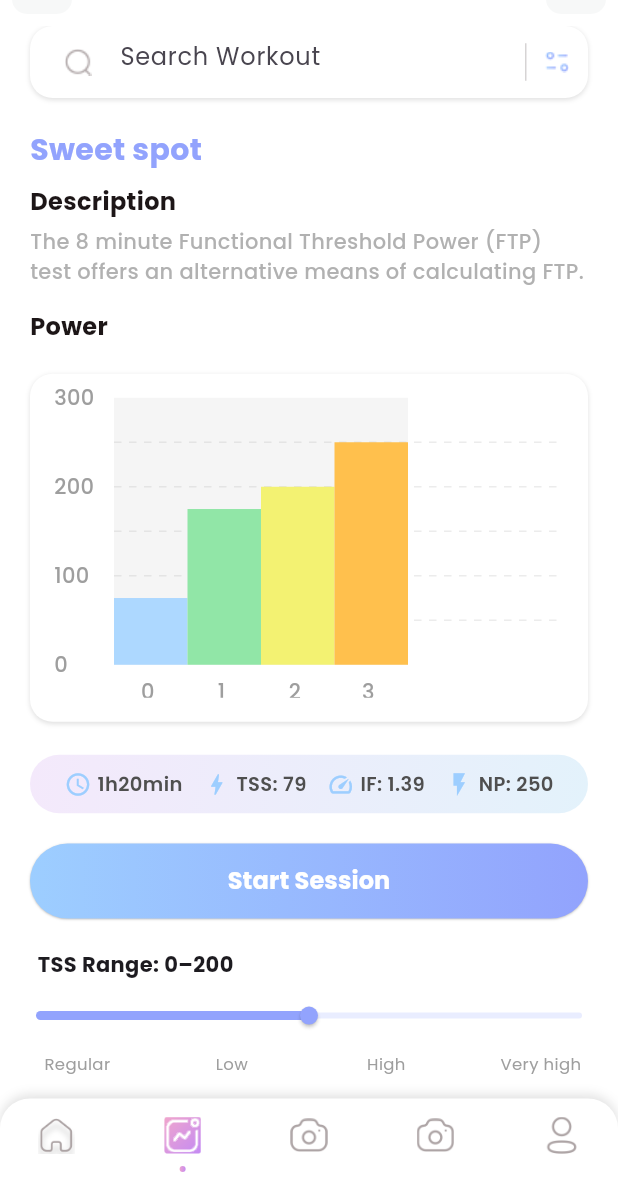
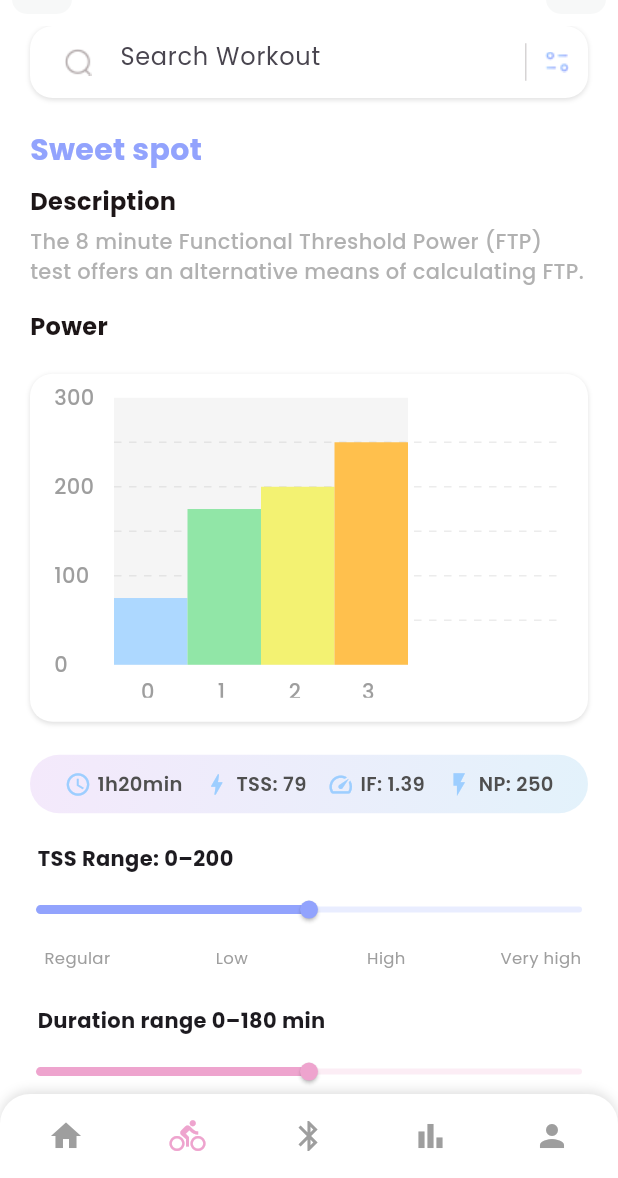
Before and after one commit to HanineBgr/Cyclink, a Flutter app: the MainTabView screen opened directly, item 2 of the bottom bar chosen, on a phone screen of 412 x 824 dp, the part 58-1236 px from its top. Run offline on Flutter 3.47's test engine with Material 3 defaults, Android fonts, the phone set to English and light mode, and no system bars; drawn by our look-alikes of fl_chart; our stand-ins replace firebase_auth, firebase_core, flutter_blue_plus, flutter_secure_storage, get, google_fonts and 2 more; missing offline and left inert: dotted_dashed_line; accounts and stored records are empty; network calls fail.

Commit message:
affichage des workouts + filtrage + recherche + modification des icones

```diff
--- a/lib/common_widget/workout_card.dart
+++ b/lib/common_widget/workout_card.dart
@@ -27,9 +27,8 @@ class WorkoutCard extends StatelessWidget {
         crossAxisAlignment: CrossAxisAlignment.start,
         children: [
           // 🔺 Placeholder for workout visual
-         /*WorkoutGraph(
-  data: extractWorkoutGraphData(workout.xml), // from your workout object
-),*/
+ WorkoutGraph(data: extractWorkoutGraphData(workout.xml)),
+
 
           // 🧠 Workout details
           Padding(
--- a/lib/view/Workout/workout_library.dart
+++ b/lib/view/Workout/workout_library.dart
@@ -1,4 +1,6 @@
+// workout_library.dart
 import 'package:fast_rhino/providers/workout_provider.dart';
+import 'package:fast_rhino/view/Workout/detailScreen.dart';
 import 'package:flutter/material.dart';
 import 'package:provider/provider.dart';
 import 'package:fast_rhino/common_widget/workout_card.dart';
@@ -20,6 +22,8 @@ class WorkoutLibrary extends StatefulWidget {
 
 class _WorkoutLibraryState extends State<WorkoutLibrary> {
   TextEditingController txtSearch = TextEditingController();
+  double selectedTss = 100;
+  double selectedDuration = 90;
 
   @override
   void initState() {
@@ -110,13 +114,46 @@ class _WorkoutLibraryState extends State<WorkoutLibrary> {
                   Expanded(
                     child: TextField(
                       controller: txtSearch,
+                      onChanged: (value) {
+                        final searchText = value.trim();
+                        if (searchText.isEmpty) {
+                          Provider.of<WorkoutProvider>(context, listen: false)
+                              .fetchWorkouts();
+                        }
+                      },
+                      onSubmitted: (value) {
+                        final searchText = value.trim();
+                        if (searchText.isNotEmpty) {
+                          Provider.of<WorkoutProvider>(context, listen: false)
+                              .searchWorkoutsByName(searchText);
+                        } else {
+                          Provider.of<WorkoutProvider>(context, listen: false)
+                              .fetchWorkouts();
+                        }
+                      },
+                      textInputAction: TextInputAction.done,
                       decoration: InputDecoration(
                         focusedBorder: InputBorder.none,
                         enabledBorder: InputBorder.none,
-                        prefixIcon: Image.asset(
-                          "assets/img/search.png",
-                          width: 25,
-                          height: 25,
+                        prefixIcon: GestureDetector(
+                          onTap: () {
+                            final searchText = txtSearch.text.trim();
+                            if (searchText.isNotEmpty) {
+                              Provider.of<WorkoutProvider>(context, listen: false)
+                                  .searchWorkoutsByName(searchText);
+                            } else {
+                              Provider.of<WorkoutProvider>(context, listen: false)
+                                  .fetchWorkouts();
+                            }
+                          },
+                          child: Padding(
+                            padding: const EdgeInsets.all(10.0),
+                            child: Image.asset(
+                              "assets/img/search.png",
+                              width: 25,
+                              height: 25,
+                            ),
+                          ),
                         ),
                         hintText: "Search Workout",
                       ),
@@ -142,7 +179,6 @@ class _WorkoutLibraryState extends State<WorkoutLibrary> {
 
             SizedBox(height: media.width * 0.05),
 
-            // 🏷️ Title
             Padding(
               padding: const EdgeInsets.symmetric(horizontal: 20.0),
               child: Text(
@@ -155,7 +191,6 @@ class _WorkoutLibraryState extends State<WorkoutLibrary> {
             ),
             SizedBox(height: media.width * 0.02),
 
-            // 📝 Description
             Padding(
               padding: const EdgeInsets.symmetric(horizontal: 20.0),
               child: Text(
@@ -179,7 +214,6 @@ class _WorkoutLibraryState extends State<WorkoutLibrary> {
               ),
             ),
 
-            // 📊 Power Graph Placeholder
             Padding(
               padding:
                   const EdgeInsets.symmetric(horizontal: 20.0, vertical: 10),
@@ -191,49 +225,54 @@ class _WorkoutLibraryState extends State<WorkoutLibrary> {
             ),
             PowerChart(),
 
-            // 🔢 Workout Metrics
             WorkoutMetricsRow(),
             SizedBox(height: media.width * 0.02),
 
-            // ▶️ Start Button
-            Padding(
-              padding: const EdgeInsets.symmetric(horizontal: 20.0),
-              child: RoundButton(
-                height: 25,
-                title: "Start Session",
-                onPressed: () {
-                  // start session logic
-                },
-              ),
-            ),
-            SizedBox(height: media.width * 0.05),
-
-            // 🎚️ Range Sliders
             CustomRangeSlider(
               title: "TSS Range: 0–200",
               min: 0,
               max: 200,
-              initialValue: 100,
+              initialValue: selectedTss,
               labels: ["Regular", "Low", "High", "Very high"],
               activeColor: TColor.primaryColor1,
               onChanged: (value) {
-                print("TSS: $value");
+                setState(() {
+                  selectedTss = value;
+                });
+
+                Provider.of<WorkoutProvider>(context, listen: false)
+                    .filterWorkouts(
+                      minTss: 0,
+                      maxTss: selectedTss.toInt(),
+                      minDuration: 0,
+                      maxDuration: selectedDuration.toInt(),
+                    );
               },
             ),
+
             const SizedBox(height: 24),
             CustomRangeSlider(
               title: "Duration range 0–180 min",
               min: 0,
               max: 180,
-              initialValue: 90,
+              initialValue: selectedDuration,
               labels: ["Short", "Medium", "Long", "Epic"],
               activeColor: TColor.secondaryColor2,
               onChanged: (value) {
-                print("Duration: $value");
+                setState(() {
+                  selectedDuration = value;
+                });
+
+                Provider.of<WorkoutProvider>(context, listen: false)
+                    .filterWorkouts(
+                      minTss: 0,
+                      maxTss: selectedTss.toInt(),
+                      minDuration: 0,
+                      maxDuration: selectedDuration.toInt(),
+                    );
               },
             ),
 
-            // 📂 Loaded Workouts Section
             SizedBox(height: media.width * 0.02),
             Padding(
               padding:
@@ -252,7 +291,19 @@ class _WorkoutLibraryState extends State<WorkoutLibrary> {
             else
               Column(
                 children: workouts
-                    .map((workout) => WorkoutCard(workout: workout))
+                    .map(
+                      (workout) => GestureDetector(
+                        onTap: () {
+                          Navigator.push(
+                            context,
+                            MaterialPageRoute(
+                              builder: (_) => WorkoutDetailScreen(workout: workout),
+                            ),
+                          );
+                        },
+                        child: WorkoutCard(workout: workout),
+                      ),
+                    )
                     .toList(),
               ),
           ],
--- a/lib/view/main_tab/main_tab_view.dart
+++ b/lib/view/main_tab/main_tab_view.dart
@@ -1,8 +1,7 @@
+import 'package:flutter/material.dart';
 import 'package:fast_rhino/common/colo_extension.dart';
-import 'package:fast_rhino/common_widget/tab_button.dart';
 import 'package:fast_rhino/view/Workout/workout_library.dart';
 import 'package:fast_rhino/view/bluetooth/bluetooth_screen.dart';
-import 'package:flutter/material.dart';
 import '../Workout/sessionSummary.dart';
 import '../home/home_view.dart';
 import '../profile/profile_view.dart';
@@ -17,7 +16,23 @@ class MainTabView extends StatefulWidget {
 class _MainTabViewState extends State<MainTabView> {
   int selectTab = 0;
   final PageStorageBucket pageBucket = PageStorageBucket();
-  Widget currentTab = const HomeViewScreen();
+  late Widget currentTab;
+
+  @override
+  void initState() {
+    super.initState();
+    currentTab = const HomeViewScreen();
+  }
+
+  Widget buildTabIcon(IconData icon, bool isActive, VoidCallback onTap) {
+    return IconButton(
+      icon: Icon(
+        icon,
+        color: isActive ? TColor.secondaryColor2 : Colors.grey,
+      ),
+      onPressed: onTap,
+    );
+  }
 
   @override
   Widget build(BuildContext context) {
@@ -40,80 +55,40 @@ class _MainTabViewState extends State<MainTabView> {
               ),
             ],
           ),
-          padding: const EdgeInsets.symmetric(horizontal: 25, vertical: 4),
+          padding: const EdgeInsets.symmetric(horizontal: 20, vertical: 4),
           child: Row(
             mainAxisAlignment: MainAxisAlignment.spaceBetween,
             children: [
-              Padding(
-                padding: const EdgeInsets.only(top: 8.0),
-                child: TabButton(
-                  icon: "assets/img/home_tab.png",
-                  selectIcon: "assets/img/home_tab_select.png",
-                  isActive: selectTab == 0,
-                  onTap: () {
+              buildTabIcon(Icons.home, selectTab == 0, () {
                 setState(() {
                   selectTab = 0;
                   currentTab = const HomeViewScreen();
                 });
-                  },
-                ),
-              ),
-              Padding(
-                padding: const EdgeInsets.only(top: 8.0),
-                child: TabButton(
-                  icon: "assets/img/activity_tab.png",
-                  selectIcon: "assets/img/activity_tab_select.png",
-                  isActive: selectTab == 1,
-                  onTap: () {
+              }),
+              buildTabIcon(Icons.directions_bike, selectTab == 1, () {
                 setState(() {
                   selectTab = 1;
                   currentTab = WorkoutLibrary(eObj: {"name": "Workout Library"});
                 });
-                  },
-                ),
-              ),
-              Padding(
-                padding: const EdgeInsets.only(top: 8.0),
-                child: TabButton(
-                  icon: "assets/img/camera_tab.png",
-                  selectIcon: "assets/img/camera_tab_select.png",
-                  isActive: selectTab == 2,
-                  onTap: () {
+              }),
+              buildTabIcon(Icons.bluetooth, selectTab == 2, () {
                 setState(() {
                   selectTab = 2;
-                      currentTab = BluetoothScreen();
+                  currentTab =  BluetoothScreen();
                 });
-                  },
-                ),
-              ),
-              Padding(
-                padding: const EdgeInsets.only(top: 8.0),
-                child: TabButton(
-                  icon: "assets/img/camera_tab.png",
-                  selectIcon: "assets/img/camera_tab_select.png",
-                  isActive: selectTab == 3,
-                  onTap: () {
+              }),
+              buildTabIcon(Icons.bar_chart, selectTab == 3, () {
                 setState(() {
                   selectTab = 3;
                   currentTab = SessionSummaryScreen(eObj: {"name": "Training summary"});
                 });
-                  },
-                ),
-              ),
-              Padding(
-                padding: const EdgeInsets.only(top: 8.0),
-                child: TabButton(
-                  icon: "assets/img/profile_tab.png",
-                  selectIcon: "assets/img/profile_tab_select.png",
-                  isActive: selectTab == 4,
-                  onTap: () {
+              }),
+              buildTabIcon(Icons.person, selectTab == 4, () {
                 setState(() {
                   selectTab = 4;
                   currentTab = const ProfileView();
                 });
-                  },
-                ),
-              ),
+              }),
             ],
           ),
         ),
--- a/lib/view/on_boarding/on_boarding_view.dart
+++ b/lib/view/on_boarding/on_boarding_view.dart
@@ -34,7 +34,7 @@ class _OnBoardingViewState extends State<OnBoardingView> {
       "title": "Track Your Goal",
       "subtitle":
           "Don't worry if you have trouble determining your goals, We can help you determine your goals and track your goals",
-      "image": "assets/img/on_1.png"
+      //"image": "assets/img/on_1.png"
     },
 
   ];
```
Also changed, not shown: lib/common_widget/workout_chart.dart (+47 -19 lines), lib/helpers/graph_parser.dart (+57 -30 lines), lib/providers/workout_provider.dart (+58 -1 lines), lib/view/Workout/detailScreen.dart (added, +104 -0 lines). Lines whose indentation alone changed are shown as unchanged.
